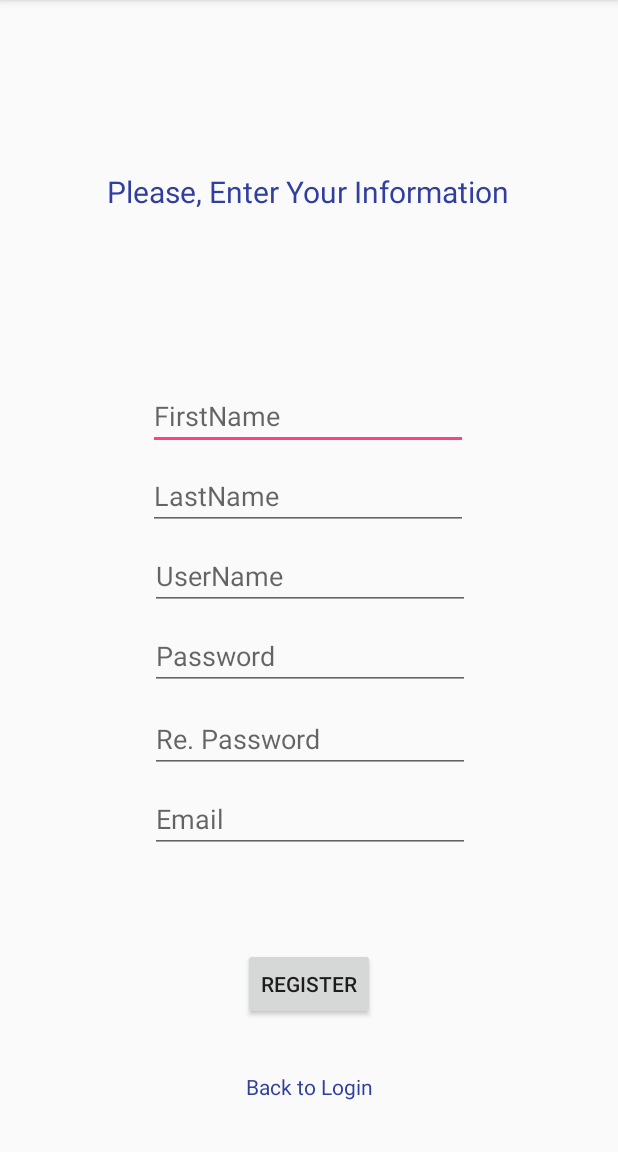
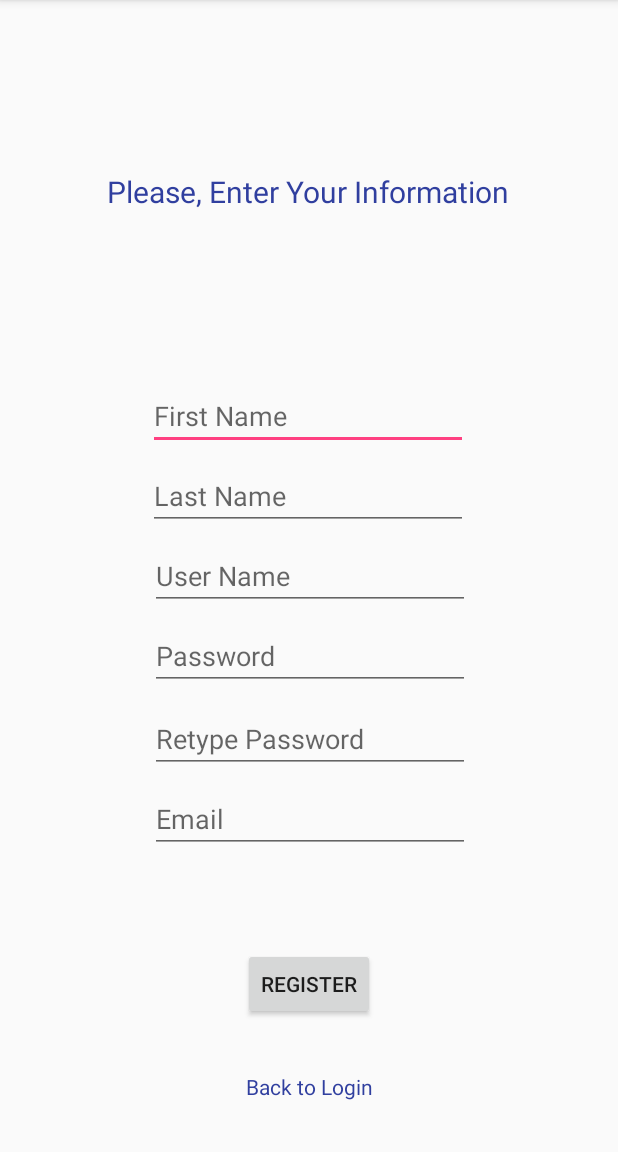
Before and after one commit to SudoKudo/Task-Manager, an Android app: the RegistrationActivity screen opened directly, with no data from a screen before it, on a phone screen of 412 x 824 dp, the part 84-1236 px from its top. Run offline under Robolectric (Android 15) with nearby library versions, the phone set to English and light mode, and no system bars.

Commit message:
Icon Updates

```diff
--- a/Mobile App/Task Manager/app/src/main/AndroidManifest.xml
+++ b/Mobile App/Task Manager/app/src/main/AndroidManifest.xml
@@ -6,11 +6,10 @@
 
     <application
         android:allowBackup="true"
-        android:icon="@drawable/taskmanagericon"
+        android:icon="@drawable/task_manager_icon"
         android:label="@string/app_name"
-        android:roundIcon="@mipmap/ic_launcher_round"
+        android:roundIcon="@drawable/task_manager_icon"
         android:supportsRtl="true"
-        android:hardwareAccelerated="true"
         android:theme="@style/AppTheme">
         <activity android:name=".LoginActivity">
             <intent-filter>
--- a/Mobile App/Task Manager/app/src/main/res/layout/activity_registration.xml
+++ b/Mobile App/Task Manager/app/src/main/res/layout/activity_registration.xml
@@ -14,7 +14,7 @@
         android:layout_marginEnd="8dp"
         android:layout_marginStart="8dp"
         android:ems="10"
-        android:hint="FirstName"
+        android:hint="First Name"
         android:inputType="textPersonName"
         app:layout_constraintBottom_toBottomOf="parent"
         app:layout_constraintEnd_toEndOf="parent"
@@ -30,7 +30,7 @@
         android:layout_marginStart="8dp"
         android:layout_marginTop="8dp"
         android:ems="10"
-        android:hint="LastName"
+        android:hint="Last Name"
         android:inputType="textPersonName"
         app:layout_constraintBottom_toBottomOf="parent"
         app:layout_constraintEnd_toEndOf="parent"
@@ -48,7 +48,7 @@
         android:layout_marginStart="8dp"
         android:layout_marginTop="8dp"
         android:ems="10"
-        android:hint="UserName"
+        android:hint="User Name"
         android:inputType="textPersonName"
         app:layout_constraintBottom_toBottomOf="parent"
         app:layout_constraintEnd_toEndOf="parent"
@@ -84,7 +84,7 @@
         android:layout_marginStart="8dp"
         android:layout_marginTop="8dp"
         android:ems="10"
-        android:hint="Re. Password"
+        android:hint="Retype Password"
         android:inputType="textPassword"
         app:layout_constraintBottom_toBottomOf="parent"
         app:layout_constraintEnd_toEndOf="parent"
--- a/Mobile App/Task Manager/app/src/main/res/menu/drawer_menu.xml
+++ b/Mobile App/Task Manager/app/src/main/res/menu/drawer_menu.xml
@@ -1,4 +1,5 @@
 <?xml version="1.0" encoding="utf-8"?>
+
 <menu xmlns:android="http://schemas.android.com/apk/res/android">
 
     <item android:title="Take control of your workday">
```
Also changed, not shown: Mobile App/Task Manager/app/src/main/res/drawable-v24/task_manager_icon.png (added), Mobile App/Task Manager/app/src/main/res/drawable/task_manager_icon.png (added), Mobile App/Task Manager/app/src/main/res/mipmap-anydpi-v26/task_manager_icon.png (added), Mobile App/Task Manager/app/src/main/res/mipmap-hdpi/task_manager_icon.png (added), Mobile App/Task Manager/app/src/main/res/mipmap-mdpi/task_manager_icon.png (added), Mobile App/Task Manager/app/src/main/res/mipmap-xhdpi/task_manager_icon.png (added), Mobile App/Task Manager/app/src/main/res/mipmap-xxhdpi/task_manager_icon.png (added), Mobile App/Task Manager/app/src/main/res/mipmap-xxxhdpi/task_manager_icon.png (added), Mobile App/Task Manager/app/src/main/task_manager_icon.png (renamed from Mobile App/Task Manager/app/src/main/res/drawable/taskmanagericon.png).
